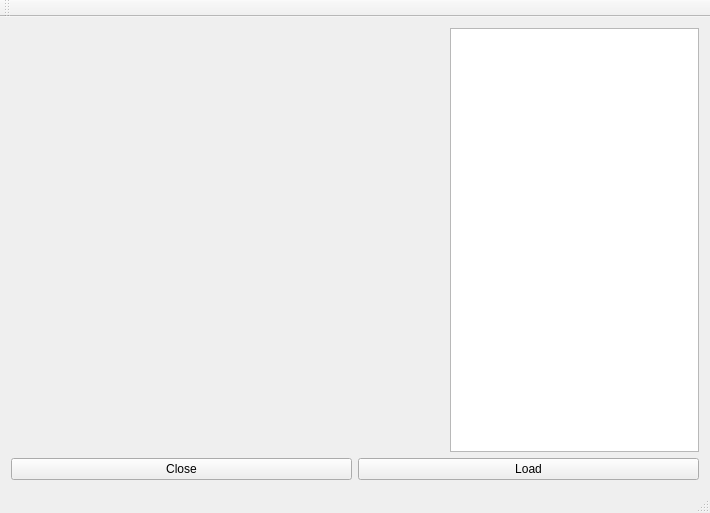
priority-speed-studios/PenGuiN_viewer, file ui/mainwindow.ui: the form before one commit.
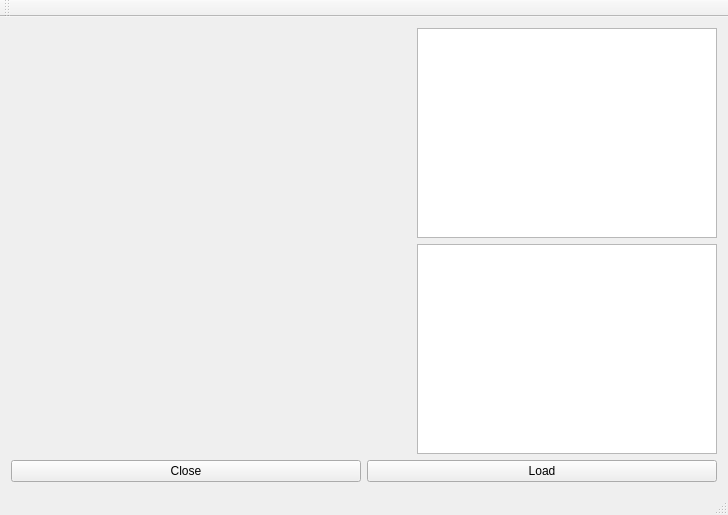
The form after the commit. Custom widgets are drawn as their Qt base class.

Commit message: Added listWidget to show all moves

```diff
--- a/ui/mainwindow.ui
+++ b/ui/mainwindow.ui
@@ -6,8 +6,8 @@
    <rect>
     <x>0</x>
     <y>0</y>
-    <width>710</width>
-    <height>513</height>
+    <width>728</width>
+    <height>515</height>
    </rect>
   </property>
   <property name="sizePolicy">
@@ -20,7 +20,9 @@
    <string>MainWindow</string>
   </property>
   <widget class="QWidget" name="centralWidget">
-   <layout class="QVBoxLayout" name="verticalLayout">
+   <layout class="QVBoxLayout" name="verticalLayout_2">
+    <item>
+     <layout class="QHBoxLayout" name="horizontalLayout_3">
     <item>
      <layout class="QHBoxLayout" name="horizontalLayout_2">
       <item>
@@ -42,22 +44,18 @@
         </property>
        </widget>
       </item>
-      <item>
-       <spacer name="horizontalSpacer">
-        <property name="orientation">
-         <enum>Qt::Horizontal</enum>
-        </property>
-        <property name="sizeHint" stdset="0">
-         <size>
-          <width>40</width>
-          <height>20</height>
-         </size>
-        </property>
-       </spacer>
+       </layout>
       </item>
+      <item>
+       <layout class="QVBoxLayout" name="verticalLayout">
       <item>
        <widget class="QTextBrowser" name="textBrowser"/>
       </item>
+        <item>
+         <widget class="QListWidget" name="listWidget"/>
+        </item>
+       </layout>
+      </item>
      </layout>
     </item>
     <item>
```
Left out of the diff: 27 changed lines with no effect on the pictures. Lines whose indentation alone changed are shown as unchanged. The commit also changes 2 other files.
